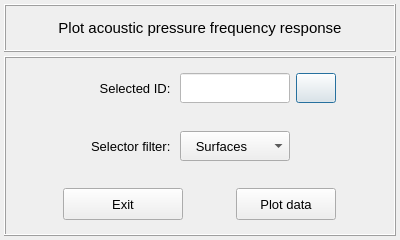
First picture: the form in vibra/interface/data/ui_files/plots/acoustic/plot_acoustic_pressure_frequency_response_input.ui, repository MOPT-UFSC/VIBRA, before the edit.
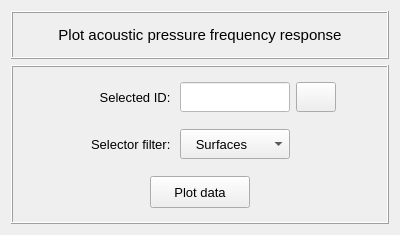
Second picture: the form after the edit. Icons and pictures are not drawn.

The edit to the form file:
```diff
--- a/vibra/interface/data/ui_files/plots/acoustic/plot_acoustic_pressure_frequency_response_input.ui
+++ b/vibra/interface/data/ui_files/plots/acoustic/plot_acoustic_pressure_frequency_response_input.ui
@@ -1,39 +1,15 @@
 <?xml version="1.0" encoding="UTF-8"?>
 <ui version="4.0">
- <class>Dialog</class>
- <widget class="QDialog" name="Dialog">
-  <property name="windowModality">
-   <enum>Qt::NonModal</enum>
-  </property>
+ <class>Form</class>
+ <widget class="QWidget" name="Form">
   <property name="geometry">
    <rect>
     <x>0</x>
     <y>0</y>
     <width>400</width>
-    <height>240</height>
+    <height>235</height>
    </rect>
   </property>
-  <property name="sizePolicy">
-   <sizepolicy hsizetype="Fixed" vsizetype="Fixed">
-    <horstretch>0</horstretch>
-    <verstretch>0</verstretch>
-   </sizepolicy>
-  </property>
-  <property name="minimumSize">
-   <size>
-    <width>400</width>
-    <height>240</height>
-   </size>
-  </property>
-  <property name="maximumSize">
-   <size>
-    <width>400</width>
-    <height>240</height>
-   </size>
-  </property>
-  <property name="contextMenuPolicy">
-   <enum>Qt::DefaultContextMenu</enum>
-  </property>
   <property name="windowTitle">
    <string>Plot frequency response</string>
   </property>
@@ -41,21 +17,6 @@
    <string/>
   </property>
   <layout class="QGridLayout" name="gridLayout_4">
-   <property name="leftMargin">
-    <number>4</number>
-   </property>
-   <property name="topMargin">
-    <number>4</number>
-   </property>
-   <property name="rightMargin">
-    <number>4</number>
-   </property>
-   <property name="bottomMargin">
-    <number>4</number>
-   </property>
-   <property name="spacing">
-    <number>4</number>
-   </property>
    <item row="0" column="0">
     <widget class="QFrame" name="frame">
      <property name="minimumSize">
@@ -381,7 +342,7 @@
          <property name="spacing">
           <number>2</number>
          </property>
-         <item row="0" column="1">
+         <item row="0" column="0">
           <widget class="QPushButton" name="pushButton_plot_data">
            <property name="minimumSize">
             <size>
@@ -411,36 +372,6 @@
            </property>
           </widget>
          </item>
-         <item row="0" column="0">
-          <widget class="QPushButton" name="pushButton_exit">
-           <property name="minimumSize">
-            <size>
-             <width>120</width>
-             <height>32</height>
-            </size>
-           </property>
-           <property name="maximumSize">
-            <size>
-             <width>120</width>
-             <height>32</height>
-            </size>
-           </property>
-           <property name="font">
-            <font>
-             <pointsize>10</pointsize>
-            </font>
-           </property>
-           <property name="styleSheet">
-            <string notr="true"/>
-           </property>
-           <property name="text">
-            <string>Exit</string>
-           </property>
-           <property name="flat">
-            <bool>false</bool>
-           </property>
-          </widget>
-         </item>
         </layout>
        </widget>
       </item>
```
Left out of the diff: 5 changed lines with no effect on the pictures.
